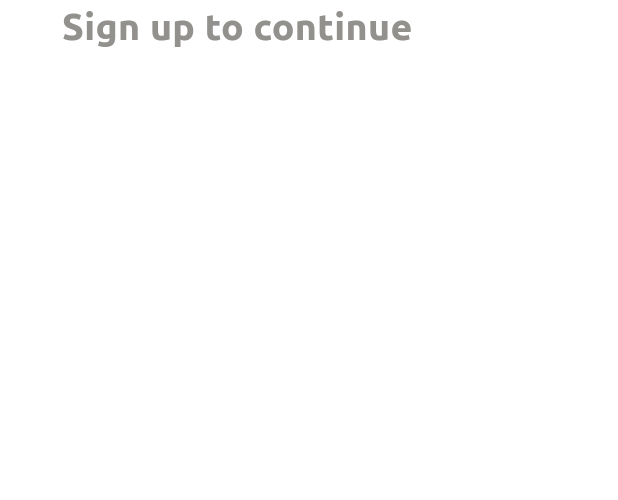
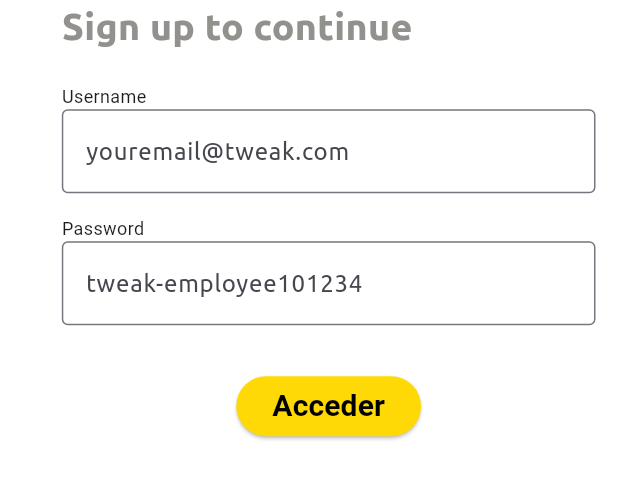
Before and after one commit to IGerardoJR/LoginApp, a Flutter app: the screen it shows after launch, on a phone screen of 412 x 824 dp, the part 312-812 px from its top. Run offline on Flutter 3.47's test engine with Material 3 defaults, Android fonts, the phone set to English and light mode, and no system bars.

Commit message:
primer vista de login completada

```diff
--- a/lib/main.dart
+++ b/lib/main.dart
@@ -30,7 +30,7 @@ class MyApp extends StatelessWidget {
                   _deviceWidth * 0.10, _deviceHeigth * 0.20, 15, 0),
               child: Container(
                 width: _deviceWidth * 1,
-                  height: _deviceHeigth * 0.60,
+                height: _deviceHeigth * 0.75,
                 child: Column(
                   children: [
                     Container(
@@ -46,10 +46,43 @@ class MyApp extends StatelessWidget {
                             fontFamily: "ubuntu",
                             fontWeight: FontWeight.bold),
                       ),
-                      )
+                    ),
+                    SizedBox(
+                      height: 20,
+                    ),
+                    Container(
+                      width: _deviceWidth * 0.90,
+                      child: Text(
+                        'Username',
+                        style: TextStyle(
+                            color: Color.fromRGBO(28, 28, 28, 1.0),
+                            fontSize: 12),
+                      ),
+                    ),
+                    Container(
+                      child: _textBox('youremail@tweak.com'),
+                    ),
+                    SizedBox(
+                      height: 15,
+                    ),
+                    Container(
+                      width: _deviceWidth * 0.90,
+                      child: Text(
+                        'Password',
+                        style: TextStyle(
+                            color: Color.fromRGBO(28, 28, 28, 1.0),
+                            fontSize: 12),
+                      ),
+                    ),
+                    _textBox("tweak-employee101234"),
+                    SizedBox(
+                      height: 30,
+                    ),
+                    _btnAcceder(),
                   ],
                 ),
-                )),
+              ),
+            ),
           ]),
         ),
       ),
@@ -79,5 +112,13 @@ class MyApp extends StatelessWidget {
         ));
   }
 
+  Widget _textBox(String hintText) {
+    return TextField(
+      onTap: () => {},
+      enabled: true,
+      decoration:
+          InputDecoration(border: OutlineInputBorder(), hintText: hintText),
+    );
+  }
   // Sep
 }
```
Lines whose indentation alone changed are shown as unchanged.
